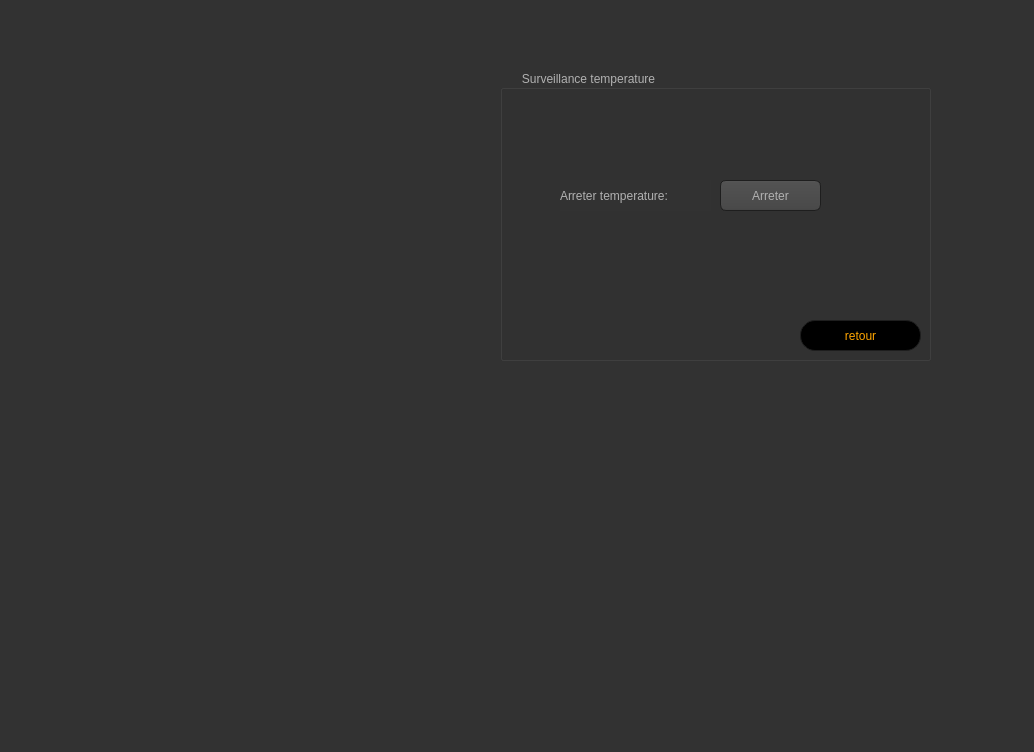
The window that mainwindow.ui (eyawartateni/Smart_Factory_2A4) describes before a commit, drawn with Qt 5.
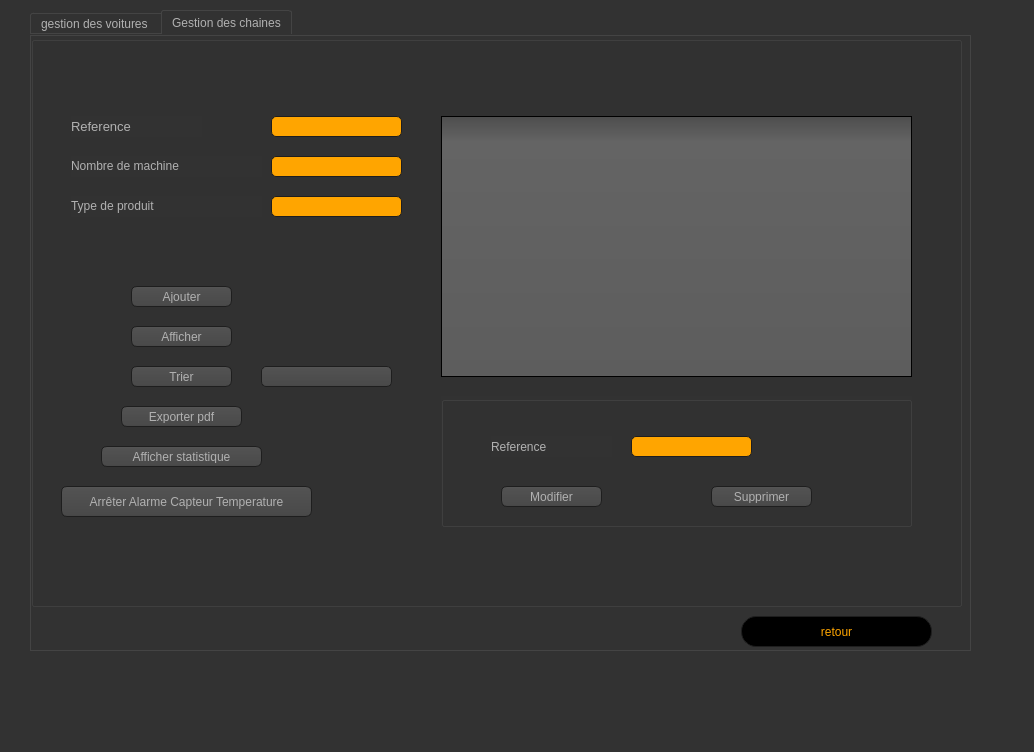
The same window after the commit. The open tabs and pages were chosen to show the change. Icons and pictures are not drawn.

What changed in the file:
```diff
--- a/mainwindow.ui
+++ b/mainwindow.ui
@@ -10416,10 +10416,10 @@
         <widget class="QPushButton" name="stat_2">
          <property name="geometry">
           <rect>
-           <x>60</x>
+           <x>30</x>
            <y>450</y>
-           <width>181</width>
-           <height>21</height>
+           <width>251</width>
+           <height>31</height>
           </rect>
          </property>
          <property name="styleSheet">
@@ -10443,7 +10443,7 @@
 </string>
          </property>
          <property name="text">
-          <string>Surveiller temperature</string>
+          <string>Arrêter Alarme Capteur Temperature</string>
          </property>
         </widget>
        </widget>
@@ -10484,81 +10484,6 @@
       </widget>
      </widget>
     </widget>
-    <widget class="QWidget" name="temp">
-     <widget class="QGroupBox" name="groupBox_19">
-      <property name="geometry">
-       <rect>
-        <x>500</x>
-        <y>60</y>
-        <width>431</width>
-        <height>291</height>
-       </rect>
-      </property>
-      <property name="title">
-       <string>      Surveillance temperature</string>
-      </property>
-      <widget class="QLabel" name="label_33">
-       <property name="geometry">
-        <rect>
-         <x>60</x>
-         <y>110</y>
-         <width>151</width>
-         <height>31</height>
-        </rect>
-       </property>
-       <property name="text">
-        <string>Arreter temperature:</string>
-       </property>
-      </widget>
-      <widget class="QPushButton" name="arreter">
-       <property name="geometry">
-        <rect>
-         <x>220</x>
-         <y>110</y>
-         <width>101</width>
-         <height>31</height>
-        </rect>
-       </property>
-       <property name="text">
-        <string>Arreter</string>
-       </property>
-      </widget>
-      <widget class="QPushButton" name="btn_existe_9">
-       <property name="geometry">
-        <rect>
-         <x>300</x>
-         <y>250</y>
-         <width>121</width>
-         <height>31</height>
-        </rect>
-       </property>
-       <property name="styleSheet">
-        <string notr="true">QPushButton
-{
-background:rgb(0, 0, 0);
-border-radius :60px;
-}
-
-QPushButton
-{
-	font: 75 12pt &quot;MS Shell Dlg 2&quot;;
-
-	color:orange;
-border-radius:15px;
-}
-QPushButton:hover
-{
-color : #333;
-border-radius:15px;
-background:orange;
-}</string>
-       </property>
-       <property name="text">
-        <string>retour</string>
-       </property>
-      </widget>
-     </widget>
-    </widget>
     <widget class="QWidget" name="page">
      <widget class="QFrame" name="frame_chaine">
       <property name="geometry">
```
Left out of the diff: 2 changed lines with no effect on the pictures.
